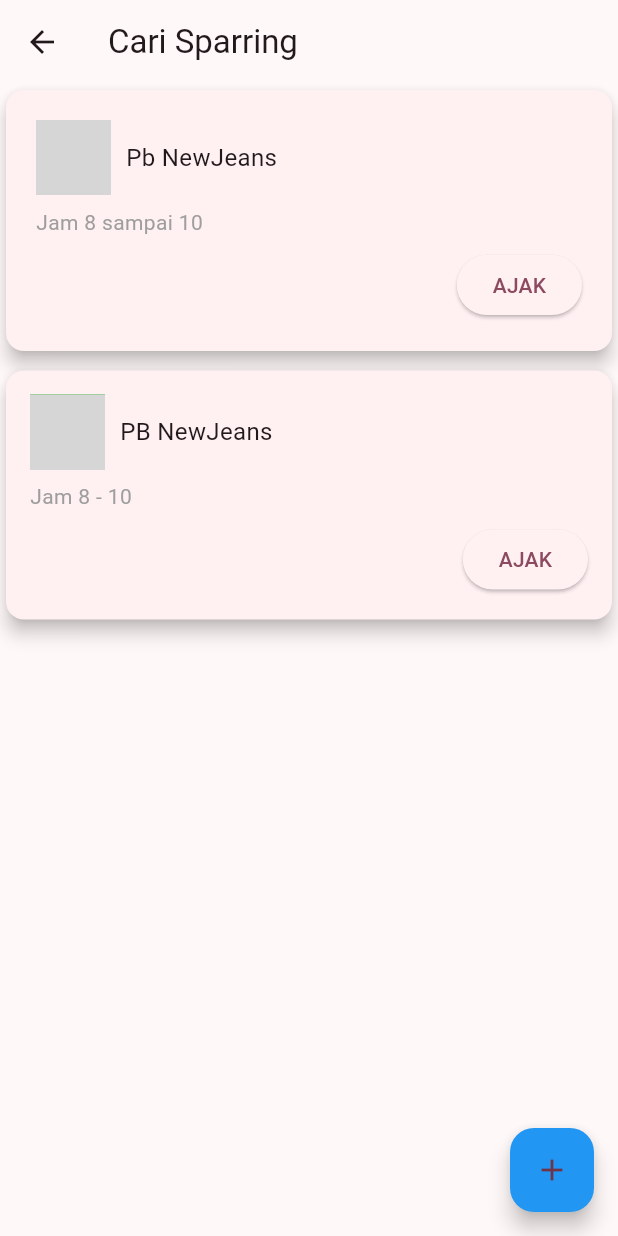
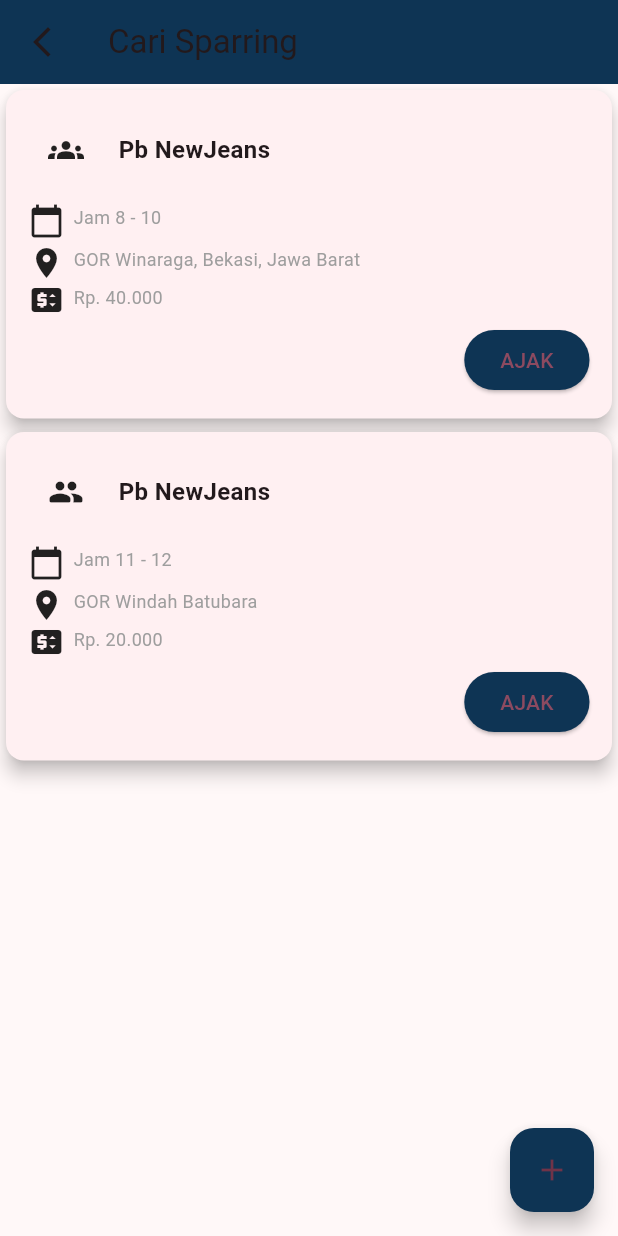
Before and after one commit to aivdd/flutter-boring, a Flutter app: the SparList screen opened directly, on a phone screen of 412 x 824 dp. Run offline on Flutter 3.47's test engine with Material 2 defaults, Android fonts, the phone set to English and light mode, and no system bars; our stand-ins replace firebase_core; accounts and stored records are empty; network calls fail; grey boxes are pictures that could not be loaded.

Commit message:
update spar list

```diff
--- a/lib/screen/spar_list.dart
+++ b/lib/screen/spar_list.dart
@@ -12,9 +12,10 @@
   Widget build(BuildContext context) {
     return Scaffold(
       appBar: AppBar(
+        backgroundColor: Color.fromARGB(255, 14, 52, 84),
         title: Text('Cari Sparring'),
         leading: IconButton(
-          icon: Icon(Icons.arrow_back),
+          icon: Icon(Icons.arrow_back_ios_new),
           onPressed: () {
             Navigator.of(context).pop();
           },
@@ -26,7 +27,7 @@
             Card(
               elevation: 5,
               child: Padding(
-                padding: const EdgeInsets.all(20.0),
+                padding: const EdgeInsets.all(15.0),
                 child: Column(
                   crossAxisAlignment: CrossAxisAlignment.start,
                   children: [
@@ -35,26 +36,73 @@
                         Container(
                           width: 50,
                           height: 50,
-                          color: Colors.blue,
-                          child: Image(image:AssetImage("image/kecil1.jpeg")),
+                          child: Icon(Icons.groups),
+                        ),
+
+                        SizedBox(width: 10),
+                        Text(
+                          'Pb NewJeans',
+                          style: TextStyle(fontSize: 16, fontWeight: FontWeight.bold),
+                        ),
+                      ],
+                    ),
+
+                    SizedBox(height: 10),
+                    Row(
+                      children: [
+                        Container(
+                          width: 20,
+                          height: 20,
+                          child: Icon(Icons.calendar_today),
                         ),
                         SizedBox(width: 10),
                         Text(
-                          'Pb NewJeans',
-                          style: TextStyle(fontSize: 16),
+                        'Jam 8 - 10',
+                        style: TextStyle(fontSize: 12, color: Colors.grey),
                         ),
                       ],
                     ),
+
                     SizedBox(height: 8),
-                    Text(
-                      'Jam 8 sampai 10',
-                      style: TextStyle(fontSize: 14, color: Colors.grey),
+                    Row(
+                      children: [
+                        Container(
+                          width: 20,
+                          height: 20,
+                          child: Icon(Icons.location_on),
+                        ),
+                        SizedBox(width: 10),
+                        Text(
+                        'GOR Winaraga, Bekasi, Jawa Barat',
+                        style: TextStyle(fontSize: 12, color: Colors.grey),
+                        ),
+                      ],
                     ),
+
+                    SizedBox(height: 5),
+                    Row(
+                      children: [
+                        Container(
+                          width: 20,
+                          height: 20,
+                          child: Icon(Icons.price_change),
+                        ),
+                        SizedBox(width: 10),
+                        Text(
+                        'Rp. 40.000',
+                        style: TextStyle(fontSize: 12, color: Colors.grey),
+                        ),
+                      ],
+                    ),
+
                     SizedBox(height: 8),
                     Align(
                       alignment: Alignment.bottomRight,
                       child: ElevatedButton(
                         onPressed: () {},
+                        style: ElevatedButton.styleFrom(
+                          primary: Color.fromARGB(255, 14, 52, 84),
+                        ),
                         child: Text('AJAK'),
                       ),
                     ),
@@ -62,11 +110,12 @@
                 ),
               ),
             ),
-            SizedBox(height: 5),
+
+            SizedBox(height: 1),
             Card(
               elevation: 5,
               child: Padding(
-                padding: const EdgeInsets.all(16.0),
+                padding: const EdgeInsets.all(15.0),
                 child: Column(
                   crossAxisAlignment: CrossAxisAlignment.start,
                   children: [
@@ -75,26 +124,74 @@
                         Container(
                           width: 50,
                           height: 50,
-                          color: Colors.green,
-                          child: Image(image:AssetImage("image/kecil1.jpeg")),
+
+                          child: Icon(Icons.group_rounded),
+                        ),
+
+                        SizedBox(width: 10),
+                        Text(
+                          'Pb NewJeans',
+                          style: TextStyle(fontSize: 16,fontWeight: FontWeight.bold),
+                        ),
+                      ],
+                    ),
+
+                    SizedBox(height: 10),
+                    Row(
+                      children: [
+                        Container(
+                          width: 20,
+                          height: 20,
+                          child: Icon(Icons.calendar_today),
                         ),
                         SizedBox(width: 10),
                         Text(
-                          'PB NewJeans',
-                          style: TextStyle(fontSize: 16),
+                        'Jam 11 - 12',
+                        style: TextStyle(fontSize: 12, color: Colors.grey),
                         ),
                       ],
                     ),
+
                     SizedBox(height: 8),
-                    Text(
-                      'Jam 8 - 10',
-                      style: TextStyle(fontSize: 14, color: Colors.grey),
+                    Row(
+                      children: [
+                        Container(
+                          width: 20,
+                          height: 20,
+                          child: Icon(Icons.location_on),
+                        ),
+                        SizedBox(width: 10),
+                        Text(
+                        'GOR Windah Batubara',
+                        style: TextStyle(fontSize: 12, color: Colors.grey),
+                        ),
+                      ],
                     ),
+
+                    SizedBox(height: 5),
+                    Row(
+                      children: [
+                        Container(
+                          width: 20,
+                          height: 20,
+                          child: Icon(Icons.price_change),
+                        ),
+                        SizedBox(width: 10),
+                        Text(
+                        'Rp. 20.000',
+                        style: TextStyle(fontSize: 12, color: Colors.grey),
+                        ),
+                      ],
+                    ),
+
                     SizedBox(height: 8),
                     Align(
                       alignment: Alignment.bottomRight,
                       child: ElevatedButton(
                         onPressed: () {},
+                        style: ElevatedButton.styleFrom(
+                          primary: Color.fromARGB(255, 14, 52, 84),
+                        ),
                         child: Text('AJAK'),
                       ),
                     ),
@@ -110,7 +207,7 @@
           // Aksi yang dijalankan saat tombol tambah ditekan
         },
         child: Icon(Icons.add),
-        backgroundColor: Colors.blue, // Ubah warna latar belakang sesuai kebutuhan
+        backgroundColor: Color.fromARGB(255, 14, 52, 84), // Ubah warna latar belakang sesuai kebutuhan
       ),
       floatingActionButtonLocation: FloatingActionButtonLocation.endFloat,
     );
```
